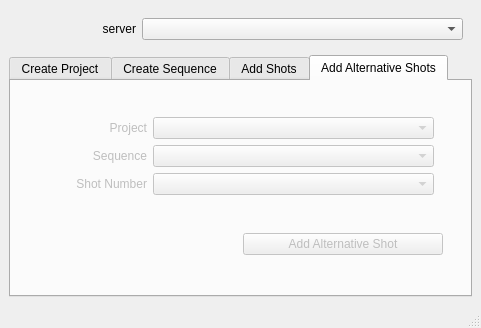
Before: the Qt Designer form ui/projectManager.ui in code-google-com/oyprojectmanager, drawn with Qt 5.
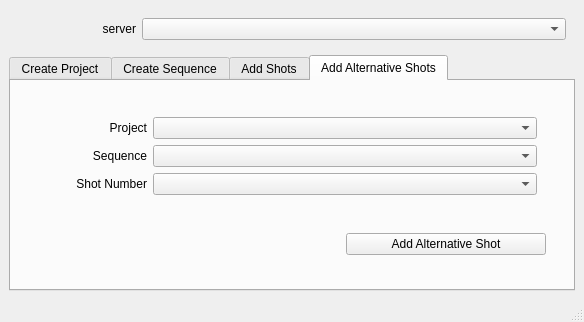
After: the same form once the commit is applied. The open tabs and pages were chosen to show the change.

Commit message: oyProjectManager: v9.12.2 - The alternate shot letter is turned to upper case - The sequence object now can add alternative shots - ProjectManager UI is updated to have the ability to add alternative shots

What changed in the file:
```diff
--- a/ui/projectManager.ui
+++ b/ui/projectManager.ui
@@ -9,8 +9,8 @@
    <rect>
     <x>0</x>
     <y>0</y>
-    <width>481</width>
-    <height>328</height>
+    <width>584</width>
+    <height>301</height>
    </rect>
   </property>
   <property name="sizePolicy">
@@ -507,9 +507,6 @@
        </layout>
       </widget>
       <widget class="QWidget" name="addAlternativeShotsTab">
-       <property name="enabled">
-        <bool>false</bool>
-       </property>
        <property name="sizePolicy">
         <sizepolicy hsizetype="Preferred" vsizetype="Preferred">
          <horstretch>1</horstretch>
@@ -522,6 +519,9 @@
        <layout class="QHBoxLayout" name="horizontalLayout_12">
         <item>
          <widget class="QWidget" name="verticalWidget_4" native="true">
+          <property name="enabled">
+           <bool>true</bool>
+          </property>
           <property name="sizePolicy">
            <sizepolicy hsizetype="Preferred" vsizetype="Preferred">
             <horstretch>1</horstretch>
```
Left out of the diff: 10 changed lines with no effect on the pictures. The commit also changes 5 other files.
